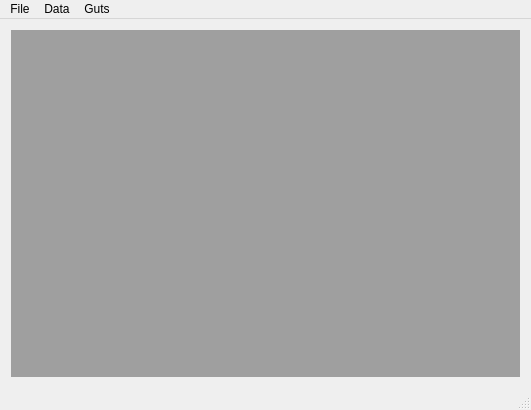
Before: the Qt Designer form mainwindow.ui in adamb924/Gloss, drawn with Qt 5.
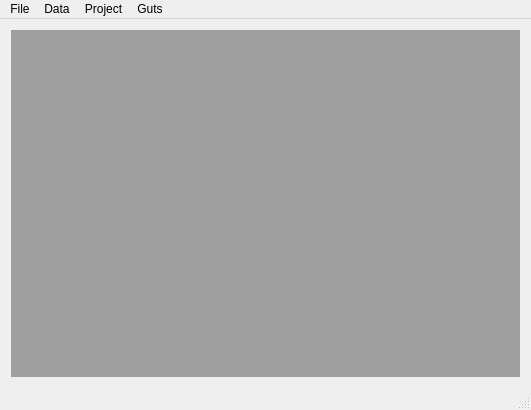
After: the same form once the commit is applied.

Patch:
```diff
--- a/mainwindow.ui
+++ b/mainwindow.ui
@@ -56,8 +56,15 @@
      <string>Guts</string>
     </property>
    </widget>
+   <widget class="QMenu" name="menuProject">
+    <property name="title">
+     <string>Project</string>
+    </property>
+    <addaction name="actionWriting_systems"/>
+   </widget>
    <addaction name="menuFile"/>
    <addaction name="menuData"/>
+   <addaction name="menuProject"/>
    <addaction name="menuGuts"/>
   </widget>
   <widget class="QStatusBar" name="statusBar"/>
```
Left out of the diff: 5 changed lines with no effect on the pictures.
